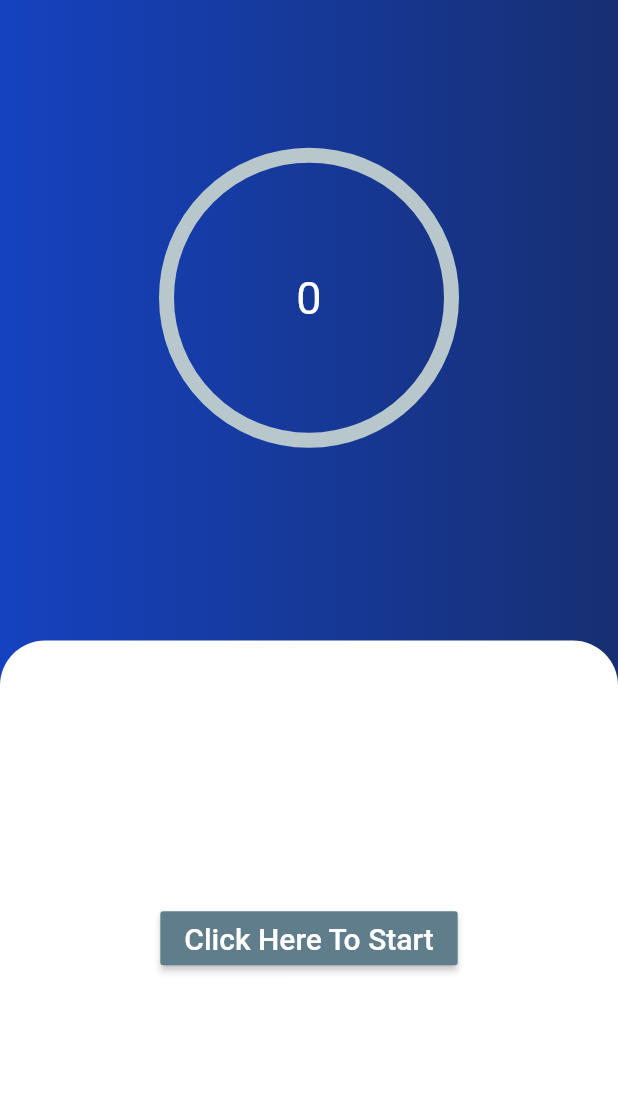
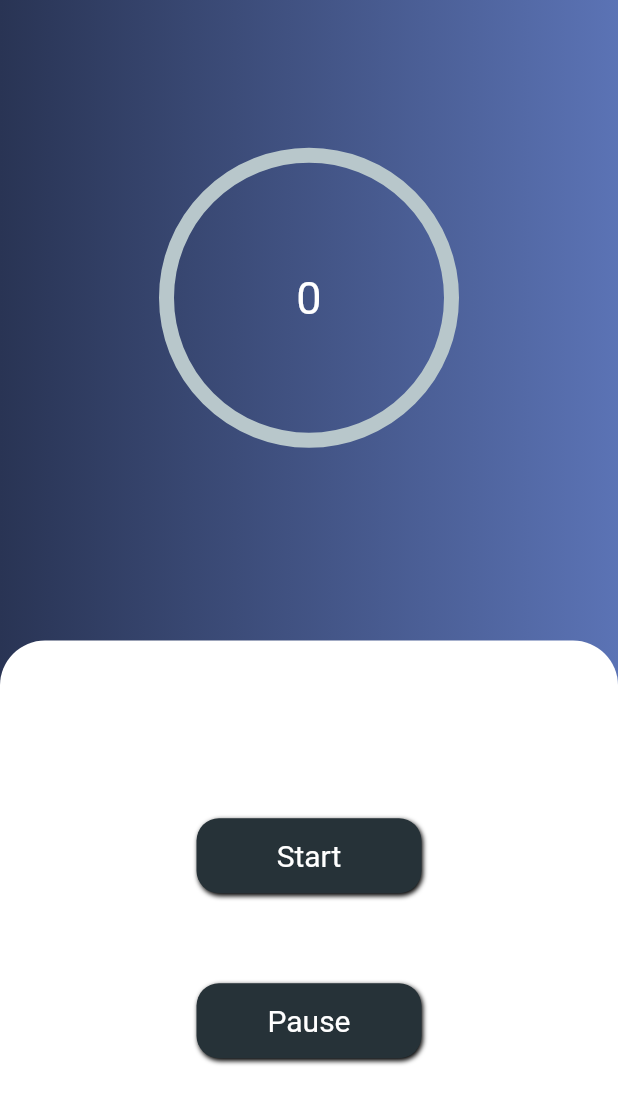
Before and after one commit to soufiyanelmansouri/bloc_count_down_timer_app, a Flutter app: the screen it shows after launch, on a phone screen of 412 x 824 dp. Shown: the top 1104 px of the screen. Run offline on Flutter 3.47's test engine with Material 2 defaults, Android fonts, the phone set to English and light mode, and no system bars; drawn by our look-alikes of percent_indicator; our stand-ins replace bloc, equatable, flutter_bloc.

Commit message:
feat: change the ui of sart button and adding pause button

```diff
--- a/lib/logic/cubit/count_down_timer_cubit.dart
+++ b/lib/logic/cubit/count_down_timer_cubit.dart
@@ -1,5 +1,4 @@
 import 'dart:async';
-
 import 'package:bloc/bloc.dart';
 import 'package:equatable/equatable.dart';
 part 'count_down_timer_state.dart';
--- a/lib/presentation/screens/pomodoro_screen.dart
+++ b/lib/presentation/screens/pomodoro_screen.dart
@@ -2,6 +2,8 @@ import 'package:bloc_count_down_timer/logic/cubit/count_down_timer_cubit.dart';
 import 'package:flutter/material.dart';
 import 'package:flutter_bloc/flutter_bloc.dart';
 import 'package:percent_indicator/percent_indicator.dart';
+
+import '../widgets/buttons.dart';
 
 class Pomodoro extends StatelessWidget {
   const Pomodoro({Key? key}) : super(key: key);
@@ -13,8 +15,8 @@ class Pomodoro extends StatelessWidget {
           width: double.infinity,
           decoration: const BoxDecoration(
               gradient: LinearGradient(colors: [
-            Color(0xff1542bf),
-            Color.fromARGB(255, 23, 47, 114),
+            Color.fromARGB(255, 41, 52, 84),
+            Color.fromARGB(255, 91, 115, 181),
           ])),
           child: Column(
             mainAxisAlignment: MainAxisAlignment.start,
@@ -52,22 +54,22 @@ class Pomodoro extends StatelessWidget {
                       topRight: Radius.circular(30),
                     ),
                   ),
-                  child: Center(
-                    child: MaterialButton(
-                      color: Colors.blueGrey,
-                      onPressed: (() {
-                        context
-                            .read<CountDownTimerCubit>()
-                            .startSecondsTimer(seconds: 10);
-                      }),
-                      child: const Text(
-                        'Click Here To Start',
-                        style: TextStyle(
-                          color: Colors.white,
-                          fontSize: 20,
-                        ),
-                      ),
-                    ),
+                  child: Column(
+                    mainAxisAlignment: MainAxisAlignment.center,
+                    children: [
+                      Button(
+                          title: 'Start',
+                          call: () {
+                            BlocProvider.of<CountDownTimerCubit>(context)
+                                .startSecondsTimer(seconds: 10);
+                          }),
+                      Button(
+                          title: 'Pause',
+                          call: () {
+                            BlocProvider.of<CountDownTimerCubit>(context)
+                                .startSecondsTimer(seconds: 10);
+                          })
+                    ],
                   ),
                 ),
               )
--- /dev/null
+++ b/lib/presentation/widgets/buttons.dart
@@ -0,0 +1,42 @@
+// ignore_for_file: public_member_api_docs, sort_constructors_first
+import 'package:flutter/material.dart';
+
+class Button extends StatelessWidget {
+  final Function call;
+  final String title;
+  const Button({
+    Key? key,
+    required this.call,
+    required this.title,
+  }) : super(key: key);
+
+  @override
+  Widget build(BuildContext context) {
+    return GestureDetector(
+      onTap: () {
+        call();
+      },
+      child: Container(
+        margin: const EdgeInsets.all(30),
+        height: 50,
+        width: 150,
+        decoration: BoxDecoration(
+            color: Colors.blueGrey[900],
+            borderRadius: BorderRadius.circular(15),
+            boxShadow: const [
+              BoxShadow(
+                  color: Colors.black, blurRadius: 2, offset: Offset(1, 1.5)),
+            ]),
+        child: Center(
+          child: Text(
+            title,
+            style: const TextStyle(
+              color: Colors.white,
+              fontSize: 20,
+            ),
+          ),
+        ),
+      ),
+    );
+  }
+}
```
Also changed, not shown: pubspec.yaml (+7 -1 lines), pubspec.lock.
